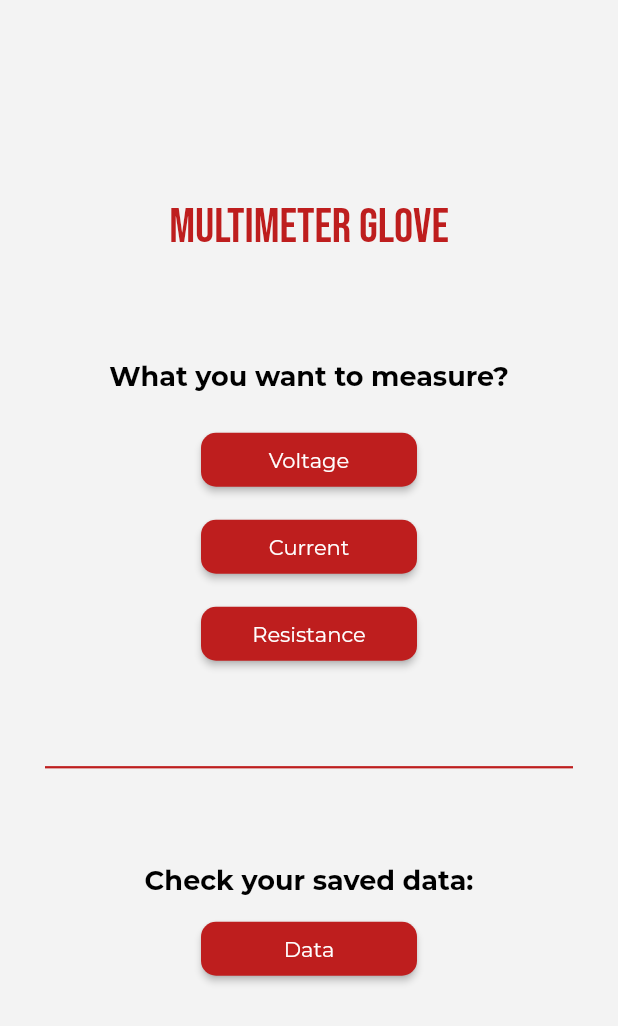
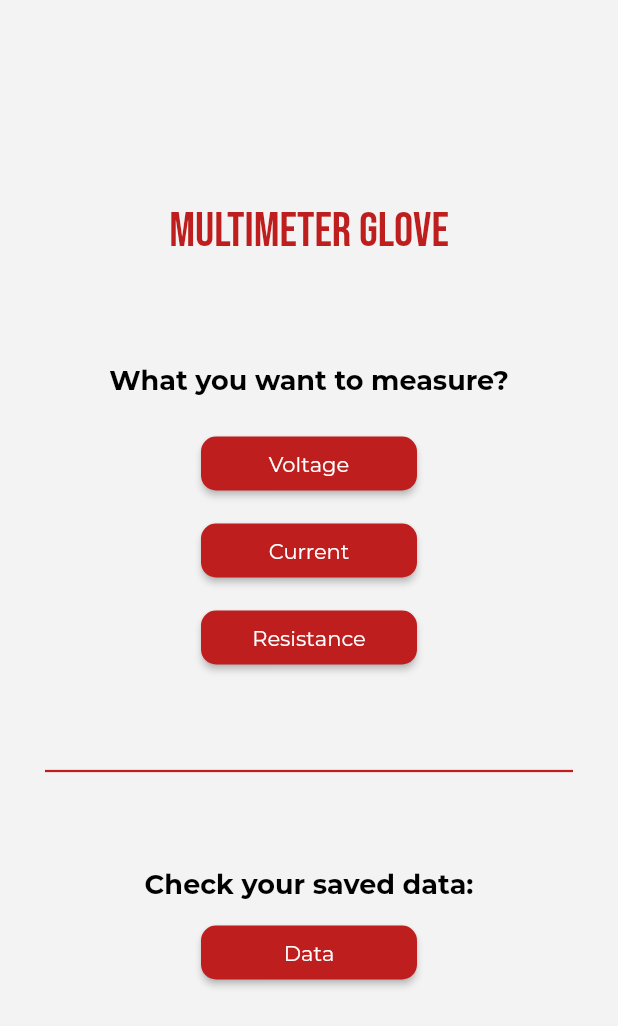
Before and after one commit to bp-martin/multimeter-glove-app, a Flutter app: the screen it shows after launch, on a phone screen of 412 x 824 dp. Shown: the top 1026 px of the screen. Run offline on Flutter 3.47's test engine with Material 2 defaults, Android fonts, the phone set to English and light mode, and no system bars.

```diff
--- a/lib/screens/choose_measure.dart
+++ b/lib/screens/choose_measure.dart
@@ -18,7 +18,7 @@ class _ChooseMeasureState extends State<ChooseMeasure> {
         child: Column(
           mainAxisAlignment: MainAxisAlignment.center,
           children: <Widget>[
-            Padding(padding: EdgeInsets.fromLTRB(0, 0, 0, 5)),
+            Padding(padding: EdgeInsets.fromLTRB(0, 0, 0, 10)),
             Text(
               "MULTIMETER GLOVE",
               style: TextStyle(
--- a/lib/screens/splash_screen.dart
+++ b/lib/screens/splash_screen.dart
@@ -17,7 +17,7 @@ class _SplashScreenState extends State<SplashScreen> {
   }
 
   startTime() async {
-    var duration = Duration(seconds: 2);
+    var duration = Duration(seconds: 3);
     return Timer(duration, navigateToDeviceScreen);
   }
 
```
